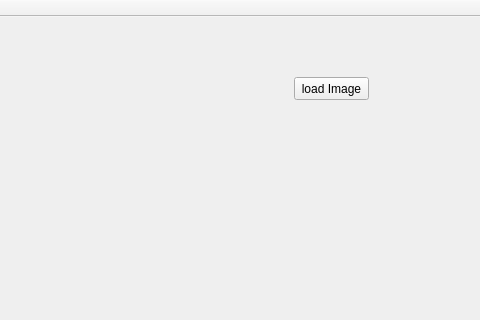
Old version of the form FocusEffects.ui in the repository yakugama/FocusEffects; both pictures show x 886 to 1366 and y 0 to 320 of the 1366 by 768 pixel window.
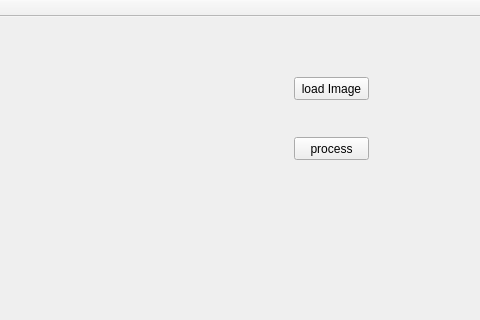
New version of the form. Custom widgets are drawn as their Qt base class.

The edit to the form file:
```diff
--- a/FocusEffects.ui
+++ b/FocusEffects.ui
@@ -10,6 +10,12 @@
     <height>768</height>
    </rect>
   </property>
+  <property name="sizePolicy">
+   <sizepolicy hsizetype="Minimum" vsizetype="Minimum">
+    <horstretch>0</horstretch>
+    <verstretch>0</verstretch>
+   </sizepolicy>
+  </property>
   <property name="windowTitle">
    <string>FocusEffects</string>
   </property>
@@ -20,12 +26,21 @@
       <x>30</x>
       <y>50</y>
       <width>981</width>
-      <height>661</height>
+      <height>657</height>
      </rect>
     </property>
+    <property name="sizePolicy">
+     <sizepolicy hsizetype="Minimum" vsizetype="Minimum">
+      <horstretch>0</horstretch>
+      <verstretch>0</verstretch>
+     </sizepolicy>
+    </property>
     <property name="text">
      <string/>
     </property>
+    <property name="alignment">
+     <set>Qt::AlignLeading|Qt::AlignLeft|Qt::AlignTop</set>
+    </property>
    </widget>
    <widget class="QPushButton" name="loadImage">
     <property name="geometry">
@@ -40,6 +55,19 @@
      <string>load Image</string>
     </property>
    </widget>
+   <widget class="QPushButton" name="processButton">
+    <property name="geometry">
+     <rect>
+      <x>1180</x>
+      <y>120</y>
+      <width>75</width>
+      <height>23</height>
+     </rect>
+    </property>
+    <property name="text">
+     <string>process</string>
+    </property>
+   </widget>
   </widget>
   <widget class="QMenuBar" name="menuBar">
    <property name="geometry">
@@ -62,6 +90,13 @@
   <widget class="QStatusBar" name="statusBar"/>
  </widget>
  <layoutdefault spacing="6" margin="11"/>
+ <customwidgets>
+  <customwidget>
+   <class>ImageViewer</class>
+   <extends>QLabel</extends>
+   <header>ImageViewer.h</header>
+  </customwidget>
+ </customwidgets>
  <resources>
   <include location="FocusEffects.qrc"/>
  </resources>
```
Left out of the diff: 2 changed lines with no effect on the pictures.
